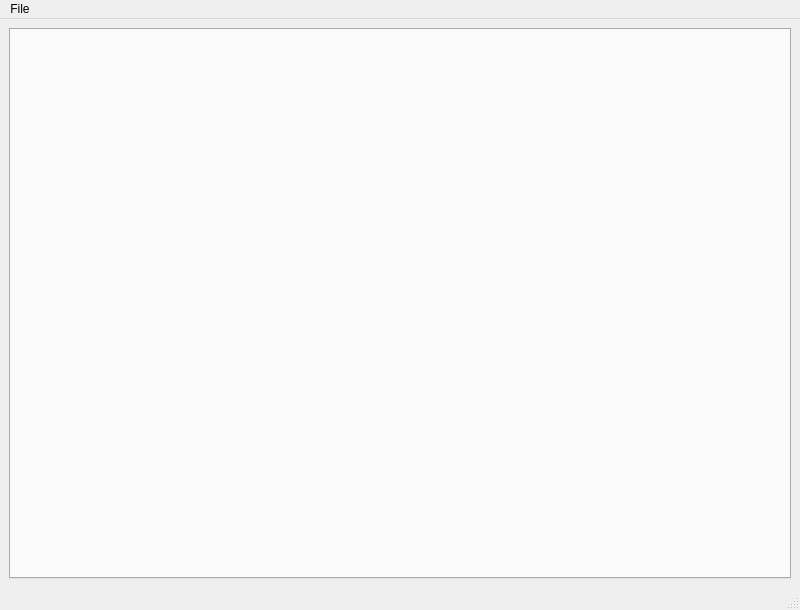
Old version of the form ui/optc.ui in the repository Fabiobreo/Optc-ToolBox.
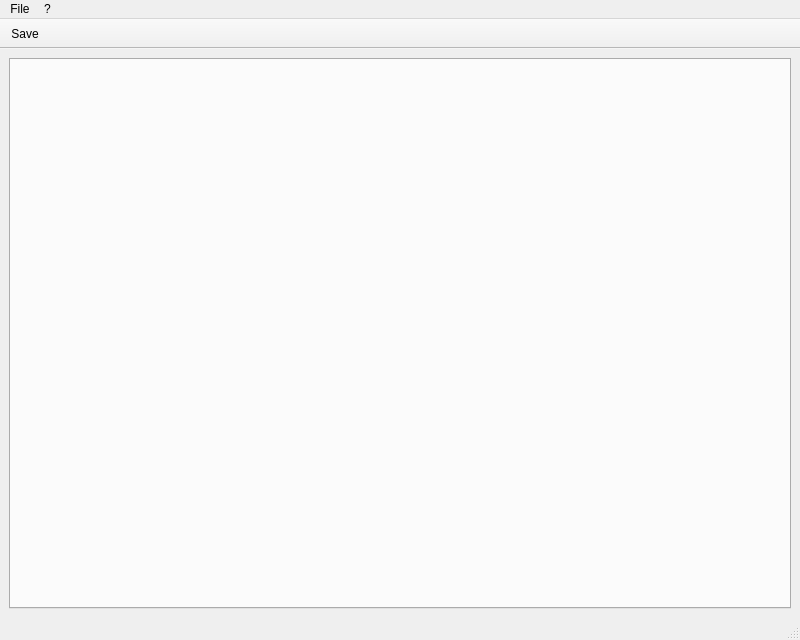
New version of the form. Icons and pictures are not drawn.

```diff
--- a/ui/optc.ui
+++ b/ui/optc.ui
@@ -7,7 +7,7 @@
     <x>0</x>
     <y>0</y>
     <width>800</width>
-    <height>610</height>
+    <height>640</height>
    </rect>
   </property>
   <property name="sizePolicy">
@@ -54,7 +54,14 @@
     </property>
     <addaction name="actionLogout"/>
    </widget>
+   <widget class="QMenu" name="menu">
+    <property name="title">
+     <string>?</string>
+    </property>
+    <addaction name="actionAbout_Optc_Toolbox"/>
+   </widget>
    <addaction name="menuFile"/>
+   <addaction name="menu"/>
   </widget>
   <widget class="QStatusBar" name="statusbar">
    <property name="sizePolicy">
@@ -64,11 +71,52 @@
     </sizepolicy>
    </property>
   </widget>
+  <widget class="QToolBar" name="toolBar">
+   <property name="minimumSize">
+    <size>
+     <width>0</width>
+     <height>30</height>
+    </size>
+   </property>
+   <property name="maximumSize">
+    <size>
+     <width>16777215</width>
+     <height>30</height>
+    </size>
+   </property>
+   <property name="windowTitle">
+    <string>toolBar</string>
+   </property>
+   <property name="movable">
+    <bool>false</bool>
+   </property>
+   <attribute name="toolBarArea">
+    <enum>TopToolBarArea</enum>
+   </attribute>
+   <attribute name="toolBarBreak">
+    <bool>false</bool>
+   </attribute>
+   <addaction name="actionSave"/>
+  </widget>
   <action name="actionLogout">
    <property name="text">
     <string>Logout</string>
    </property>
   </action>
+  <action name="actionAbout_Optc_Toolbox">
+   <property name="text">
+    <string>About Optc Toolbox</string>
+   </property>
+  </action>
+  <action name="actionSave">
+   <property name="icon">
+    <iconset resource="../resources/ui/resources.qrc">
+     <normaloff>:/ui/save.png</normaloff>:/ui/save.png</iconset>
+   </property>
+   <property name="text">
+    <string>Save</string>
+   </property>
+  </action>
  </widget>
  <resources/>
  <connections/>
```
Left out of the diff: 7 changed lines with no effect on the pictures.
